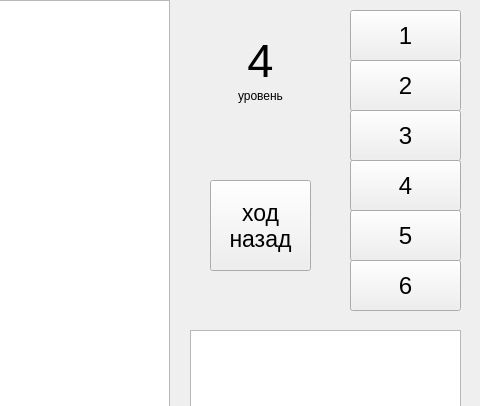
First picture: the form in chess/game.ui, repository danymalets/coursework-1, before the edit; both pictures show x 690 to 1170 and y 0 to 406 of the 1170 by 860 pixel window.
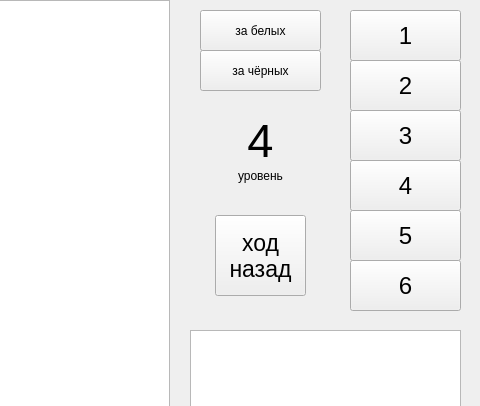
Second picture: the form after the edit.

Commit message: added game for the black side

What changed in the file:
```diff
--- a/chess/game.ui
+++ b/chess/game.ui
@@ -132,10 +132,10 @@
    <widget class="QPushButton" name="pushButton">
     <property name="geometry">
      <rect>
-      <x>900</x>
-      <y>180</y>
-      <width>101</width>
-      <height>91</height>
+      <x>905</x>
+      <y>215</y>
+      <width>91</width>
+      <height>81</height>
      </rect>
     </property>
     <property name="font">
@@ -234,7 +234,7 @@
     <property name="geometry">
      <rect>
       <x>910</x>
-      <y>85</y>
+      <y>165</y>
       <width>81</width>
       <height>21</height>
      </rect>
@@ -250,7 +250,7 @@
     <property name="geometry">
      <rect>
       <x>920</x>
-      <y>30</y>
+      <y>110</y>
       <width>61</width>
       <height>61</height>
      </rect>
@@ -312,6 +312,32 @@
      <string>1</string>
     </property>
    </widget>
+   <widget class="QPushButton" name="pushButton_8">
+    <property name="geometry">
+     <rect>
+      <x>890</x>
+      <y>10</y>
+      <width>121</width>
+      <height>41</height>
+     </rect>
+    </property>
+    <property name="text">
+     <string>за белых</string>
+    </property>
+   </widget>
+   <widget class="QPushButton" name="pushButton_9">
+    <property name="geometry">
+     <rect>
+      <x>890</x>
+      <y>50</y>
+      <width>121</width>
+      <height>41</height>
+     </rect>
+    </property>
+    <property name="text">
+     <string>за чёрных</string>
+    </property>
+   </widget>
   </widget>
   <widget class="QMenuBar" name="menubar">
    <property name="geometry">
```
The commit also changes 9 other files.
